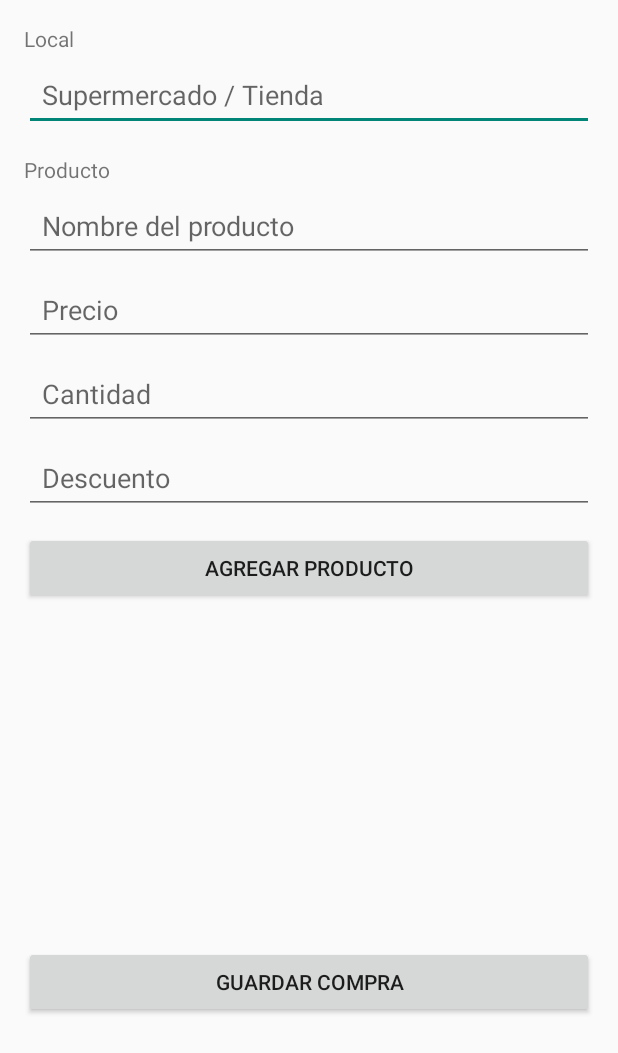
After one commit to jackygpt23/Ahorros, an Android app built with Jetpack Compose: the layout activity_registrar_compra.xml on its own in the app's theme, with its tools: preview values and no code run, on a phone screen of 412 x 824 dp. The commit adds this screen. Shown: the top 1053 px of the screen. Run offline under Robolectric (Android 15) with nearby library versions, the phone set to English and light mode, and no system bars.

Commit message:
segundo y ultimo app

```diff
--- a/app/src/main/AndroidManifest.xml
+++ b/app/src/main/AndroidManifest.xml
@@ -2,6 +2,9 @@
     package="com.example.ahorros">
 
     <uses-permission android:name="android.permission.INTERNET"/>
+    <uses-permission android:name="android.permission.ACCESS_FINE_LOCATION"/>
+    <uses-permission android:name="android.permission.ACCESS_COARSE_LOCATION"/>
+
     <uses-permission android:name="android.permission.ACCESS_FINE_LOCATION"/>
     <uses-permission android:name="android.permission.ACCESS_COARSE_LOCATION"/>
 
--- /dev/null
+++ b/app/src/main/res/layout/activity_registrar_compra.xml
@@ -0,0 +1,96 @@
+<?xml version="1.0" encoding="utf-8"?>
+<ScrollView xmlns:android="http://schemas.android.com/apk/res/android"
+    android:layout_width="match_parent"
+    android:layout_height="match_parent"
+    android:padding="16dp">
+
+    <LinearLayout
+        android:orientation="vertical"
+        android:layout_width="match_parent"
+        android:layout_height="wrap_content">
+
+        <!-- Campo Local -->
+        <TextView
+            android:text="Local"
+            android:layout_width="wrap_content"
+            android:layout_height="wrap_content"
+            android:layout_marginBottom="4dp" />
+
+        <EditText
+            android:id="@+id/etLocal"
+            android:layout_width="match_parent"
+            android:layout_height="48dp"
+            android:padding="12dp"
+            android:hint="Supermercado / Tienda" />
+
+        <!-- Campo Producto -->
+        <TextView
+            android:text="Producto"
+            android:layout_width="wrap_content"
+            android:layout_height="wrap_content"
+            android:layout_marginTop="16dp"
+            android:layout_marginBottom="4dp" />
+
+        <EditText
+            android:id="@+id/etProducto"
+            android:layout_width="match_parent"
+            android:layout_height="48dp"
+            android:padding="12dp"
+            android:hint="Nombre del producto" />
+
+        <!-- Campo Precio -->
+        <EditText
+            android:id="@+id/etPrecio"
+            android:layout_width="match_parent"
+            android:layout_height="48dp"
+            android:padding="12dp"
+            android:layout_marginTop="8dp"
+            android:hint="Precio"
+            android:inputType="numberDecimal" />
+
+        <!-- Campo Cantidad -->
+        <EditText
+            android:id="@+id/etCantidad"
+            android:layout_width="match_parent"
+            android:layout_height="48dp"
+            android:padding="12dp"
+            android:layout_marginTop="8dp"
+            android:hint="Cantidad"
+            android:inputType="number" />
+
+        <!-- Campo Descuento -->
+        <EditText
+            android:id="@+id/etDescuento"
+            android:layout_width="match_parent"
+            android:layout_height="48dp"
+            android:padding="12dp"
+            android:layout_marginTop="8dp"
+            android:hint="Descuento"
+            android:inputType="numberDecimal" />
+
+        <!-- Botón Agregar -->
+        <Button
+            android:id="@+id/btnAgregarProducto"
+            android:layout_width="match_parent"
+            android:layout_height="wrap_content"
+            android:text="Agregar Producto"
+            android:layout_marginTop="12dp"
+            android:paddingVertical="12dp" />
+
+        <!-- Lista -->
+        <ListView
+            android:id="@+id/lvProductos"
+            android:layout_width="match_parent"
+            android:layout_height="200dp"
+            android:layout_marginTop="12dp" />
+
+        <!-- Botón Guardar -->
+        <Button
+            android:id="@+id/btnGuardarCompra"
+            android:layout_width="match_parent"
+            android:layout_height="wrap_content"
+            android:text="Guardar Compra"
+            android:layout_marginTop="16dp"
+            android:paddingVertical="12dp" />
+    </LinearLayout>
+</ScrollView>
--- /dev/null
+++ b/app/src/main/res/values/ids.xml
@@ -0,0 +1,8 @@
+<?xml version="1.0" encoding="utf-8"?>
+<resources>
+    <item name="etProducto" type="id" />
+    <item name="etPrecio" type="id" />
+    <item name="etDescuento" type="id" />
+    <item name="lvProductos" type="id" />
+    <item name="etCantidad" type="id" />
+</resources>
--- a/gradle/libs.versions.toml
+++ b/gradle/libs.versions.toml
@@ -10,6 +10,7 @@ activityCompose = "1.11.0"
 composeBom = "2024.09.00"
 playServicesMaps = "19.2.0"
 appcompat = "1.7.1"
+roomCommonJvm = "2.8.2"
 
 [libraries]
 androidx-core-ktx = { group = "androidx.core", name = "core-ktx", version.ref = "coreKtx" }
@@ -28,6 +29,7 @@ androidx-compose-ui-test-junit4 = { group = "androidx.compose.ui", name = "ui-te
 androidx-compose-material3 = { group = "androidx.compose.material3", name = "material3" }
 play-services-maps = { group = "com.google.android.gms", name = "play-services-maps", version.ref = "playServicesMaps" }
 androidx-appcompat = { group = "androidx.appcompat", name = "appcompat", version.ref = "appcompat" }
+androidx-room-common-jvm = { group = "androidx.room", name = "room-common-jvm", version.ref = "roomCommonJvm" }
 
 [plugins]
 android-application = { id = "com.android.application", version.ref = "agp" }
```
Also changed, not shown: app/build.gradle.kts (+11 -2 lines), app/src/main/java/com/example/ahorros/MainActivity.kt (+21 -38 lines), app/src/main/java/com/example/ahorros/MapaActivity.kt (+26 -9 lines), app/src/main/java/com/example/ahorros/RegistrarCompraActivity.kt (added, +156 -0 lines), app/src/main/java/com/example/ahorros/RegistrarTransaccionActivity.kt (added, +60 -0 lines), app/src/main/java/com/example/ahorros/ResumenActivity.kt (added, +48 -0 lines), app/src/main/java/com/example/ahorros/data/AppDatabase.kt (added, +39 -0 lines), app/src/main/java/com/example/ahorros/data/Compra.kt (added, +14 -0 lines), app/src/main/java/com/example/ahorros/data/CompraDao.kt (added, +12 -0 lines), app/src/main/java/com/example/ahorros/data/DetalleCompra.kt (added, +16 -0 lines), app/src/main/java/com/example/ahorros/data/Transaccion.kt (added, +13 -0 lines), app/src/main/java/com/example/ahorros/data/TransaccionDao.kt (added, +12 -0 lines), app/src/main/res/layout/activity_main.xml (added, +27 -0 lines), app/src/main/res/layout/activity_mapa.xml (+9 -2 lines), 2 more files.
